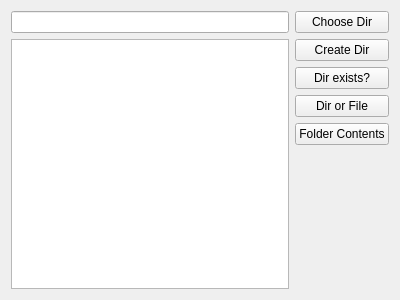
Old version of the form widget.ui in the repository NikNator10/QT-Testing.
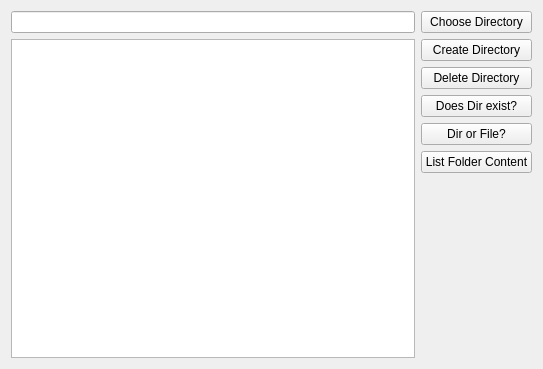
New version of the form.

Diff of the .ui file:
```diff
--- a/widget.ui
+++ b/widget.ui
@@ -6,8 +6,8 @@
    <rect>
     <x>0</x>
     <y>0</y>
-    <width>400</width>
-    <height>300</height>
+    <width>543</width>
+    <height>369</height>
    </rect>
   </property>
   <property name="windowTitle">
@@ -29,35 +29,42 @@
      <item>
       <widget class="QPushButton" name="choose_dir_button">
        <property name="text">
-        <string>Choose Dir</string>
+        <string>Choose Directory</string>
        </property>
       </widget>
      </item>
      <item>
       <widget class="QPushButton" name="create_dir_button">
        <property name="text">
-        <string>Create Dir</string>
+        <string>Create Directory</string>
+       </property>
+      </widget>
+     </item>
+     <item>
+      <widget class="QPushButton" name="delete_dir_button">
+       <property name="text">
+        <string>Delete Directory</string>
        </property>
       </widget>
      </item>
      <item>
       <widget class="QPushButton" name="dir_exists_button">
        <property name="text">
-        <string>Dir exists?</string>
+        <string>Does Dir exist?</string>
        </property>
       </widget>
      </item>
      <item>
       <widget class="QPushButton" name="dir_or_file_button">
        <property name="text">
-        <string>Dir or File</string>
+        <string>Dir or File?</string>
        </property>
       </widget>
      </item>
      <item>
       <widget class="QPushButton" name="folder_content_button">
        <property name="text">
-        <string>Folder Contents</string>
+        <string>List Folder Content</string>
        </property>
       </widget>
      </item>
```
Left out of the diff: 4 changed lines with no effect on the pictures.
